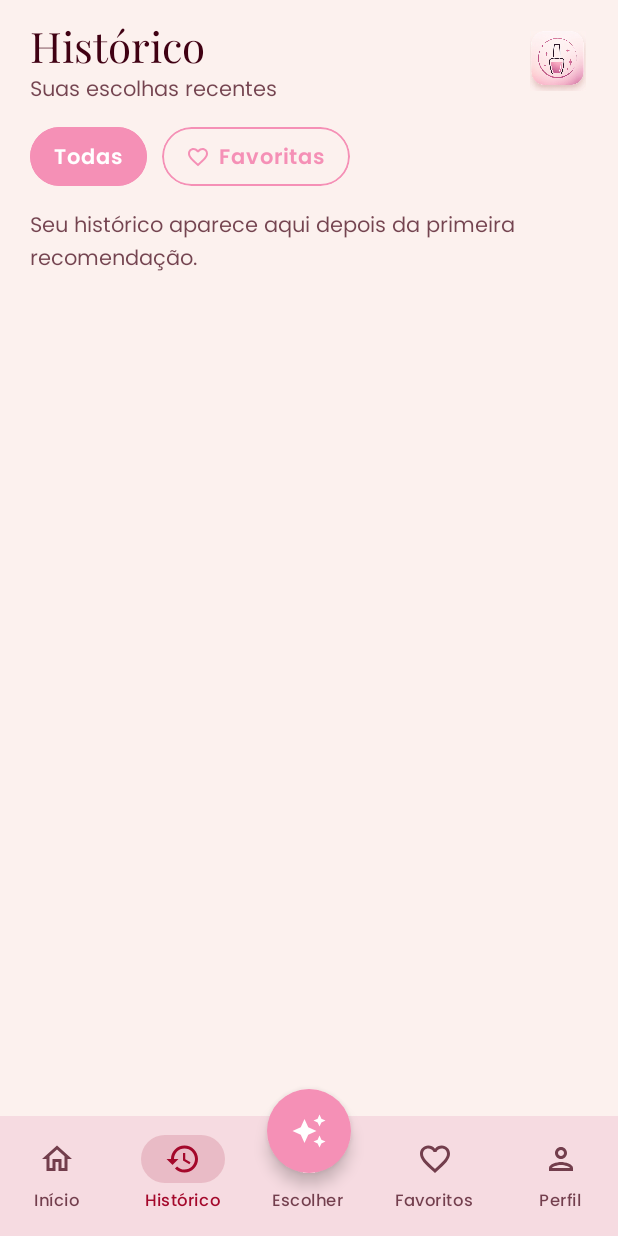
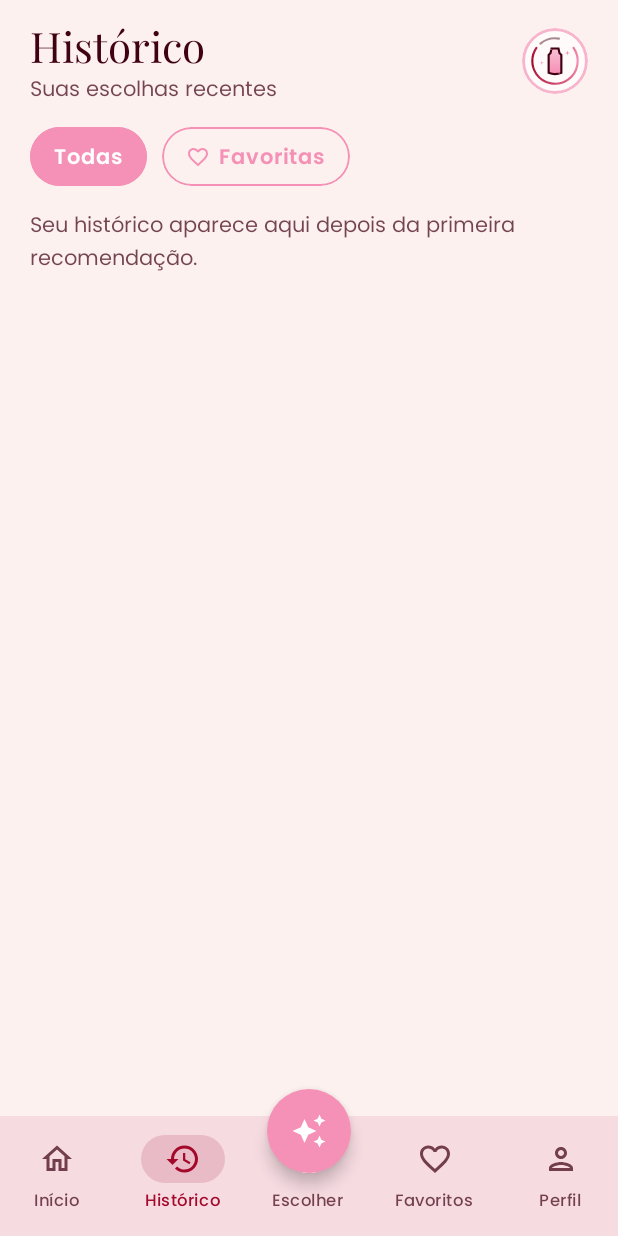
Before and after one commit to marciacrisrs/unhas-de-que-cor-app, an Android app built with Jetpack Compose: the ContextChoiceScreen screen opened through its navigation route, item 2 of the bottom bar chosen, on a phone screen of 412 x 824 dp. Run offline under Robolectric (Android 15) with nearby library versions, the phone set to English and light mode, and no system bars; our stand-ins replace Dagger/Hilt's generated code; 2 statements that could not run were skipped.

Commit message:
fix(ui): mark circular nas toolbars em vez do tile só do esmalte
Nas outras páginas o logo_mark (ícone app) ficava isolado e pesado.
Volta o chip circular com frasco + anel + sparkles; lockup oficial
continua só na Home/Perfil.

Co-authored-by: Marcia <marciacrisrs@users.noreply.github.com>

```diff
--- a/app/src/main/java/br/com/unhasdequecor/ui/components/BrandComponents.kt
+++ b/app/src/main/java/br/com/unhasdequecor/ui/components/BrandComponents.kt
@@ -10,6 +10,7 @@ import androidx.compose.foundation.layout.Box
 import androidx.compose.foundation.layout.Column
 import androidx.compose.foundation.layout.Row
 import androidx.compose.foundation.layout.Spacer
+import androidx.compose.foundation.layout.fillMaxSize
 import androidx.compose.foundation.layout.fillMaxWidth
 import androidx.compose.foundation.layout.height
 import androidx.compose.foundation.layout.heightIn
@@ -66,6 +67,10 @@ import br.com.unhasdequecor.ui.theme.FunChipShape
 import br.com.unhasdequecor.ui.theme.SoftSurfaceShape
 import br.com.unhasdequecor.ui.theme.UnhasDeQueCorTheme
 
+/**
+ * Mark compacto para toolbars/listas: frasco + anel quebrado + sparkles em chip circular.
+ * O lockup oficial completo fica em [BrandLogoLockup] / [BrandHeader] (Home/Perfil).
+ */
 @Composable
 fun NailPolishMark(
     modifier: Modifier = Modifier,
@@ -73,6 +78,9 @@ fun NailPolishMark(
     polishColor: Color? = null,
     decorative: Boolean = false,
 ) {
+    val resolvedPolish = polishColor ?: BrandFun
+    val outline = MaterialTheme.colorScheme.onBackground
+    val framed = polishColor == null
     val markModifier = if (decorative) {
         modifier.size(markSize).clearAndSetSemantics { }
     } else {
@@ -80,17 +88,27 @@ fun NailPolishMark(
             .size(markSize)
             .semantics { contentDescription = "Ícone do app Unhas de Que Cor" }
     }
-    if (polishColor == null) {
-        Image(
-            painter = painterResource(R.drawable.logo_mark),
-            contentDescription = null,
-            modifier = markModifier,
-            contentScale = ContentScale.Fit,
-        )
-    } else {
-        val outline = MaterialTheme.colorScheme.onBackground
-        Canvas(modifier = markModifier) {
-            drawTintedPolishMark(polishColor = polishColor, outline = outline)
+
+    Box(
+        modifier = markModifier.then(
+            if (framed) {
+                Modifier
+                    .clip(CircleShape)
+                    .background(MaterialTheme.colorScheme.surface)
+                    .border(
+                        width = 1.5.dp,
+                        color = MaterialTheme.colorScheme.secondary.copy(alpha = 0.65f),
+                        shape = CircleShape,
+                    )
+                    .padding(4.dp)
+            } else {
+                Modifier
+            },
+        ),
+        contentAlignment = Alignment.Center,
+    ) {
+        Canvas(modifier = Modifier.fillMaxSize()) {
+            drawTintedPolishMark(polishColor = resolvedPolish, outline = outline)
         }
     }
 }
--- a/app/src/main/java/br/com/unhasdequecor/ui/context/ContextChoiceScreen.kt
+++ b/app/src/main/java/br/com/unhasdequecor/ui/context/ContextChoiceScreen.kt
@@ -86,7 +86,7 @@ fun ContextChoiceScreen(
                 }
             },
             actions = {
-                NailPolishMark(modifier = Modifier.padding(end = 12.dp), markSize = 36.dp, decorative = true)
+                NailPolishMark(modifier = Modifier.padding(end = 12.dp), markSize = 40.dp, decorative = true)
             },
             colors = TopAppBarDefaults.topAppBarColors(
                 containerColor = MaterialTheme.colorScheme.background,
--- a/app/src/main/java/br/com/unhasdequecor/ui/favorites/FavoritesScreen.kt
+++ b/app/src/main/java/br/com/unhasdequecor/ui/favorites/FavoritesScreen.kt
@@ -49,7 +49,7 @@ fun FavoritesScreen(
                     color = MaterialTheme.colorScheme.onSurfaceVariant,
                 )
             }
-            NailPolishMark(markSize = 40.dp, decorative = true)
+            NailPolishMark(markSize = 44.dp, decorative = true)
         }
         Spacer(modifier = Modifier.height(16.dp))
 
--- a/app/src/main/java/br/com/unhasdequecor/ui/history/HistoryScreen.kt
+++ b/app/src/main/java/br/com/unhasdequecor/ui/history/HistoryScreen.kt
@@ -82,7 +82,7 @@ private fun HistoryHeader() {
                 color = MaterialTheme.colorScheme.onSurfaceVariant,
             )
         }
-        NailPolishMark(markSize = 40.dp, decorative = true)
+        NailPolishMark(markSize = 44.dp, decorative = true)
     }
 }
 
--- a/app/src/main/java/br/com/unhasdequecor/ui/result/ResultScreen.kt
+++ b/app/src/main/java/br/com/unhasdequecor/ui/result/ResultScreen.kt
@@ -86,7 +86,7 @@ fun ResultScreen(
                 }
             },
             actions = {
-                NailPolishMark(modifier = Modifier.padding(end = 12.dp), markSize = 36.dp, decorative = true)
+                NailPolishMark(modifier = Modifier.padding(end = 12.dp), markSize = 40.dp, decorative = true)
             },
             colors = TopAppBarDefaults.topAppBarColors(
                 containerColor = MaterialTheme.colorScheme.background,
```
Also changed, not shown: app/src/main/res/drawable/logo_mark.webp, 1 other file.
